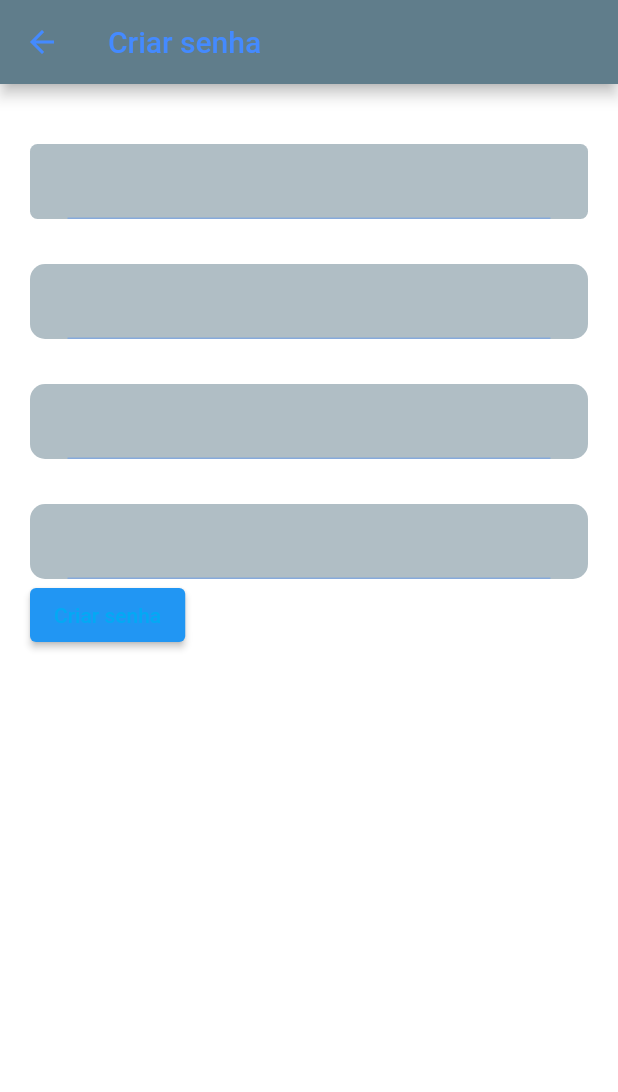
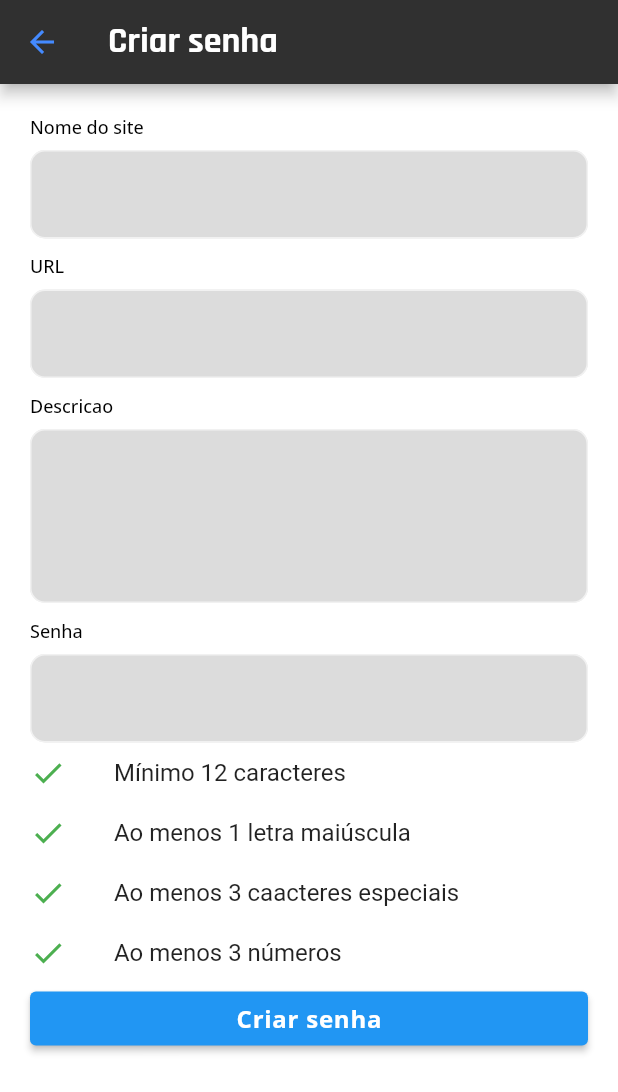
Before and after one commit to PasswordHub/ArrowHead, a Flutter app: the screen it shows after launch, after a tap on "Login", after a tap on the "add" icon, on a phone screen of 412 x 824 dp. Shown: the top 1092 px of the screen. Run offline on Flutter 3.47's test engine with Material 2 defaults, Android fonts, the phone set to English and light mode, and no system bars.

Commit message:
feat: added password screen to look like the prototype

```diff
--- a/arrowhead/lib/providers/theme_provider.dart
+++ b/arrowhead/lib/providers/theme_provider.dart
@@ -27,7 +27,7 @@ class ThemeProvider with ChangeNotifier {
   ThemeProvider() {
     _lightThemeData = ThemeData(
       primarySwatch: Colors.blueGrey,
-      appBarTheme: const AppBarTheme(color: Colors.blueGrey),
+      appBarTheme: const AppBarTheme(color: Color.fromARGB(255, 48, 48, 48)),
       iconTheme: const IconThemeData(color: Colors.black),
       canvasColor: const MaterialColor(0xFFFFFFFF, color),
       colorScheme: ColorScheme(
@@ -42,13 +42,13 @@ class ThemeProvider with ChangeNotifier {
           onSecondary: Colors.amber,
           background: Colors.deepPurple,
           onBackground: Colors.lightBlue),
-      fontFamily: 'Rajdhani',
+      fontFamily: 'OpenSans',
       textTheme: ThemeData.light().textTheme.copyWith(
           headline1: const TextStyle(
-            fontSize: 18,
-            color: Colors.black,
-            fontWeight: FontWeight.bold,
-          ),
+              fontSize: 24,
+              color: Colors.white,
+              fontWeight: FontWeight.bold,
+              fontFamily: 'Rajdhani'), // AppBar
           headline2: const TextStyle(
             fontSize: 24,
             color: Colors.black,
@@ -65,10 +65,13 @@ class ThemeProvider with ChangeNotifier {
           headline5: const TextStyle(
             fontSize: 150,
           ),
-          bodyText1:
-              const TextStyle(fontSize: 12, fontWeight: FontWeight.normal),
+          bodyText1: const TextStyle(
+              fontSize: 12,
+              fontWeight: FontWeight.normal,
+              color: Colors.black,
+              fontFamily: 'OpenSans'),
           bodyText2: const TextStyle(
-              fontSize: 16, fontWeight: FontWeight.normal, letterSpacing: 0.5)),
+              fontSize: 16, fontWeight: FontWeight.bold, letterSpacing: 0.5)),
     );
     _darkThemeData = ThemeData(
       primarySwatch: Colors.blueGrey,
--- a/arrowhead/lib/screens/CreateEditPassword/create_edit_password.dart
+++ b/arrowhead/lib/screens/CreateEditPassword/create_edit_password.dart
@@ -1,86 +1,92 @@
+import 'widgets/my_text_field.dart';
 import 'package:flutter/material.dart';
 
-class CreateEditPassword extends StatelessWidget {
+class CreateEditPassword extends StatefulWidget {
   static const routeName = '/create_edit_password';
 
   const CreateEditPassword({Key? key}) : super(key: key);
 
   @override
+  State<CreateEditPassword> createState() => _CreateEditPasswordState();
+}
+
+class _CreateEditPasswordState extends State<CreateEditPassword> {
+  final GlobalKey<FormState> _formKey = GlobalKey();
+  @override
   Widget build(BuildContext context) {
-    final deviceSize = MediaQuery.of(context).size;
+    //final deviceSize = MediaQuery.of(context).size;
     return Scaffold(
       appBar: AppBar(
-        title: const Text('Criar senha'),
+        title: Text(
+          'Criar senha',
+          style: Theme.of(context).textTheme.headline1,
+        ),
       ),
-      body: Padding(
-        padding: const EdgeInsets.all(20),
-        child: Column(crossAxisAlignment: CrossAxisAlignment.start, children: [
-          const Text('Nome do site'),
-          Container(
-            height: 50,
-            decoration: BoxDecoration(
-                color: Colors.blueGrey.shade200,
-                borderRadius: BorderRadius.circular(5)),
-            child: const Padding(
-              padding: EdgeInsets.only(left: 25.0, top: 15, right: 25),
-              child: TextField(
-                autocorrect: false,
-                enableSuggestions: false,
-                autofocus: false,
+      body: SingleChildScrollView(
+        child: Padding(
+          padding: const EdgeInsets.all(20),
+          child: Form(
+            key: _formKey,
+            child:
+                Column(crossAxisAlignment: CrossAxisAlignment.start, children: [
+              Text('Nome do site',
+                  style: Theme.of(context).textTheme.bodyText1),
+              MyTextField(),
+              const SizedBox(height: 10),
+              Text('URL', style: Theme.of(context).textTheme.bodyText1),
+              MyTextField(),
+              const SizedBox(height: 10),
+              Text('Descricao', style: Theme.of(context).textTheme.bodyText1),
+              MyTextField(keyboardType: TextInputType.multiline),
+              const SizedBox(height: 10),
+              Text('Senha', style: Theme.of(context).textTheme.bodyText1),
+              MyTextField(),
+              const ListTile(
+                visualDensity: VisualDensity(horizontal: 0, vertical: -4),
+                leading: Icon(
+                  Icons.check,
+                  color: Colors.green,
+                ),
+                contentPadding: EdgeInsets.all(0),
+                title: Text('Mínimo 12 caracteres'),
               ),
-            ),
+              const ListTile(
+                visualDensity: VisualDensity(horizontal: 0, vertical: -4),
+                leading: Icon(
+                  Icons.check,
+                  color: Colors.green,
+                ),
+                contentPadding: EdgeInsets.all(0),
+                title: Text('Ao menos 1 letra maiúscula'),
+              ),
+              const ListTile(
+                visualDensity: VisualDensity(horizontal: 0, vertical: -4),
+                leading: Icon(
+                  Icons.check,
+                  color: Colors.green,
+                ),
+                contentPadding: EdgeInsets.all(0),
+                title: Text('Ao menos 3 caacteres especiais'),
+              ),
+              const ListTile(
+                visualDensity: VisualDensity(horizontal: 0, vertical: -4),
+                leading: Icon(
+                  Icons.check,
+                  color: Colors.green,
+                ),
+                contentPadding: EdgeInsets.all(0),
+                title: Text('Ao menos 3 números'),
+              ),
+              Container(
+                width: double.infinity,
+                child: ElevatedButton(
+                    onPressed: () {},
+                    child: Text('Criar senha',
+                        style: Theme.of(context).textTheme.bodyText2)),
+              )
+            ]),
           ),
-          const SizedBox(height: 10),
-          const Text('URL'),
-          Container(
-            height: 50,
-            decoration: BoxDecoration(
-                color: Colors.blueGrey.shade200,
-                borderRadius: BorderRadius.circular(10)),
-            child: const Padding(
-              padding: EdgeInsets.only(left: 25.0, top: 15, right: 25),
-              child: TextField(
-                autocorrect: false,
-                enableSuggestions: false,
-                autofocus: false,
-              ),
-            ),
-          ),
-          const SizedBox(height: 10),
-          const Text('Descricao'),
-          Container(
-            height: 50,
-            decoration: BoxDecoration(
-                color: Colors.blueGrey.shade200,
-                borderRadius: BorderRadius.circular(10)),
-            child: const Padding(
-              padding: EdgeInsets.only(left: 25.0, top: 15, right: 25),
-              child: TextField(
-                autocorrect: false,
-                enableSuggestions: false,
-                autofocus: false,
-                maxLines: 15,
-              ),
-            ),
-          ),
-          const SizedBox(height: 10),
-          const Text('Senha'),
-          Container(
-            height: 50,
-            decoration: BoxDecoration(
-                color: Colors.blueGrey.shade200,
-                borderRadius: BorderRadius.circular(10)),
-            child: const Padding(
-              padding: EdgeInsets.only(left: 25.0, top: 15, right: 25),
-              child: TextField(
-                autocorrect: false,
-                enableSuggestions: false,
-                autofocus: false,
-              ),
-            ),
-          ),
-          ElevatedButton(onPressed: () {}, child: const Text('Criar senha'))
-        ]),
+        ),
       ),
     );
   }
--- /dev/null
+++ b/arrowhead/lib/screens/CreateEditPassword/widgets/my_text_field.dart
@@ -0,0 +1,25 @@
+import 'package:flutter/material.dart';
+
+class MyTextField extends StatelessWidget {
+  final TextInputType keyboardType;
+  const MyTextField({Key? key, this.keyboardType = TextInputType.none})
+      : super(key: key);
+
+  @override
+  Widget build(BuildContext context) {
+    return Padding(
+      padding: const EdgeInsets.only(top: 8),
+      child: TextFormField(
+        autocorrect: false,
+        decoration: InputDecoration(
+            border: OutlineInputBorder(borderRadius: BorderRadius.circular(10)),
+            fillColor: const Color.fromARGB(255, 220, 220, 220),
+            filled: true),
+        enableSuggestions: false,
+        autofocus: false,
+        keyboardType: keyboardType,
+        maxLines: keyboardType == TextInputType.multiline ? 4 : 1,
+      ),
+    );
+  }
+}
```
Also changed, not shown: arrowhead/pubspec.yaml (+8 -0 lines), arrowhead/assets/fonts/OpenSans/OpenSans-Bold.ttf (added), arrowhead/assets/fonts/OpenSans/OpenSans-BoldItalic.ttf (added), arrowhead/assets/fonts/OpenSans/OpenSans-ExtraBold.ttf (added), arrowhead/assets/fonts/OpenSans/OpenSans-ExtraBoldItalic.ttf (added), arrowhead/assets/fonts/OpenSans/OpenSans-Italic.ttf (added), arrowhead/assets/fonts/OpenSans/OpenSans-Light.ttf (added), arrowhead/assets/fonts/OpenSans/OpenSans-LightItalic.ttf (added), arrowhead/assets/fonts/OpenSans/OpenSans-Medium.ttf (added), arrowhead/assets/fonts/OpenSans/OpenSans-MediumItalic.ttf (added), arrowhead/assets/fonts/OpenSans/OpenSans-Regular.ttf (added), arrowhead/assets/fonts/OpenSans/OpenSans-SemiBold.ttf (added), arrowhead/assets/fonts/OpenSans/OpenSans-SemiBoldItalic.ttf (added).
